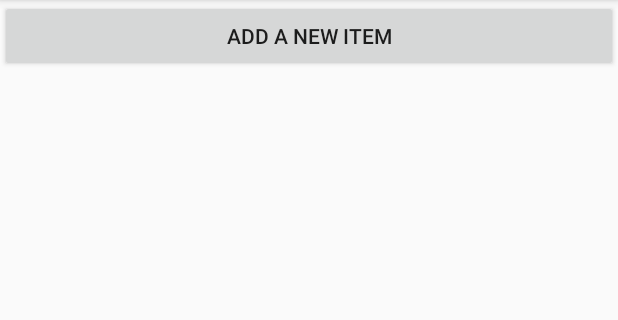
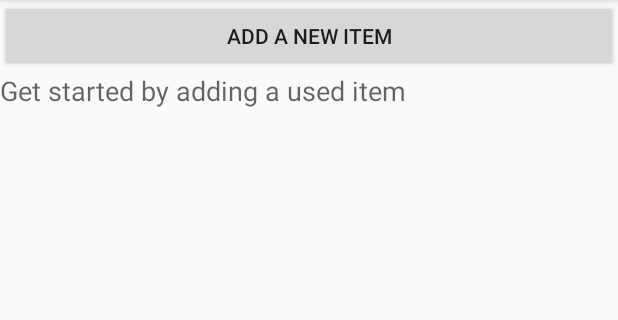
Before and after one commit to waakye/GarageItem1, an Android app: the screen it shows after launch (CatalogActivity), on a phone screen of 412 x 824 dp, the part 84-404 px from its top. Run offline under Robolectric (Android 15) with nearby library versions, the phone set to English and light mode, and no system bars.

Commit message:
Add empty view to the ListView

```diff
--- a/app/src/main/java/com/waakye/garageitem/CatalogActivity.java
+++ b/app/src/main/java/com/waakye/garageitem/CatalogActivity.java
@@ -32,6 +32,14 @@ public class CatalogActivity extends AppCompatActivity {
                 startActivity(intent);
             }
         });
+
+        // Find the ListView which will be populated with the used_items data
+        ListView usedItemListView = (ListView)findViewById(R.id.list);
+
+        // Find and set the empty view on the ListView so that it only shows when the list has
+        // 0 items
+        View emptyView = findViewById(R.id.empty_view);
+        usedItemListView.setEmptyView(emptyView);
 
     }
 
--- a/app/src/main/res/layout/activity_catalog.xml
+++ b/app/src/main/res/layout/activity_catalog.xml
@@ -20,5 +20,21 @@
         android:layout_height="wrap_content"
         android:padding="@dimen/activity_margin"/>
 
+    <!-- Empty view for the list -->
+    <RelativeLayout
+        android:id="@+id/empty_view"
+        android:layout_width="wrap_content"
+        android:layout_height="wrap_content"
+        android:layout_centerInParent="true">
+
+        <TextView
+            android:id="@+id/empty_title_text"
+            android:text="@string/empty_view_title_text"
+            android:fontFamily="sans-serif"
+            android:textAppearance="?android:textAppearanceMedium"
+            android:layout_width="wrap_content"
+            android:layout_height="wrap_content" />
+
+    </RelativeLayout>
 
 </LinearLayout>
--- a/app/src/main/res/values/strings.xml
+++ b/app/src/main/res/values/strings.xml
@@ -69,4 +69,7 @@
 
     <!-- Toast message in editor when new used_item has failed to be inserted [CHAR LIMIT=NONE] -->
     <string name="editor_insert_used_item_failed">Error with saving Used Item</string>
+
+    <!-- Title text for the empty view, which describes the the lack of used_items -->
+    <string name="empty_view_title_text">Get started by adding a used item</string>
 </resources>
```
